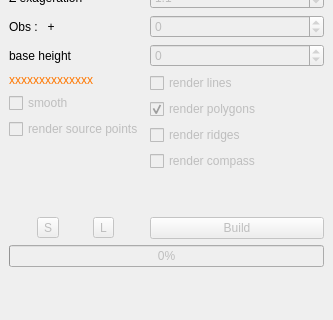
First picture: the form in dem_slicer/ui/dem_slicer_dockwidget_base.ui, repository xcaeag/Dem-Slicer-Qgis-Plugin, before the edit; both pictures show x 0 to 333 and y 229 to 549 of the 333 by 549 pixel window.
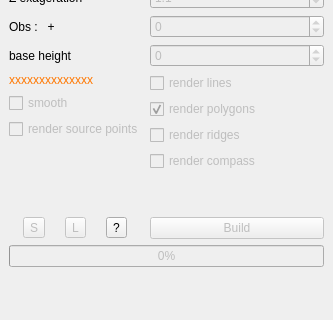
Second picture: the form after the edit.

Commit message: fix POI shift, help link

What changed in the file:
```diff
--- a/dem_slicer/ui/dem_slicer_dockwidget_base.ui
+++ b/dem_slicer/ui/dem_slicer_dockwidget_base.ui
@@ -58,6 +58,16 @@
           </property>
          </widget>
         </item>
+        <item>
+         <widget class="QToolButton" name="btnHelp">
+          <property name="toolTip">
+           <string>Show online help</string>
+          </property>
+          <property name="text">
+           <string>?</string>
+          </property>
+         </widget>
+        </item>
        </layout>
       </item>
       <item row="13" column="0">
```
Left out of the diff: 464 changed lines with no effect on the pictures. The commit also changes 6 other files.
